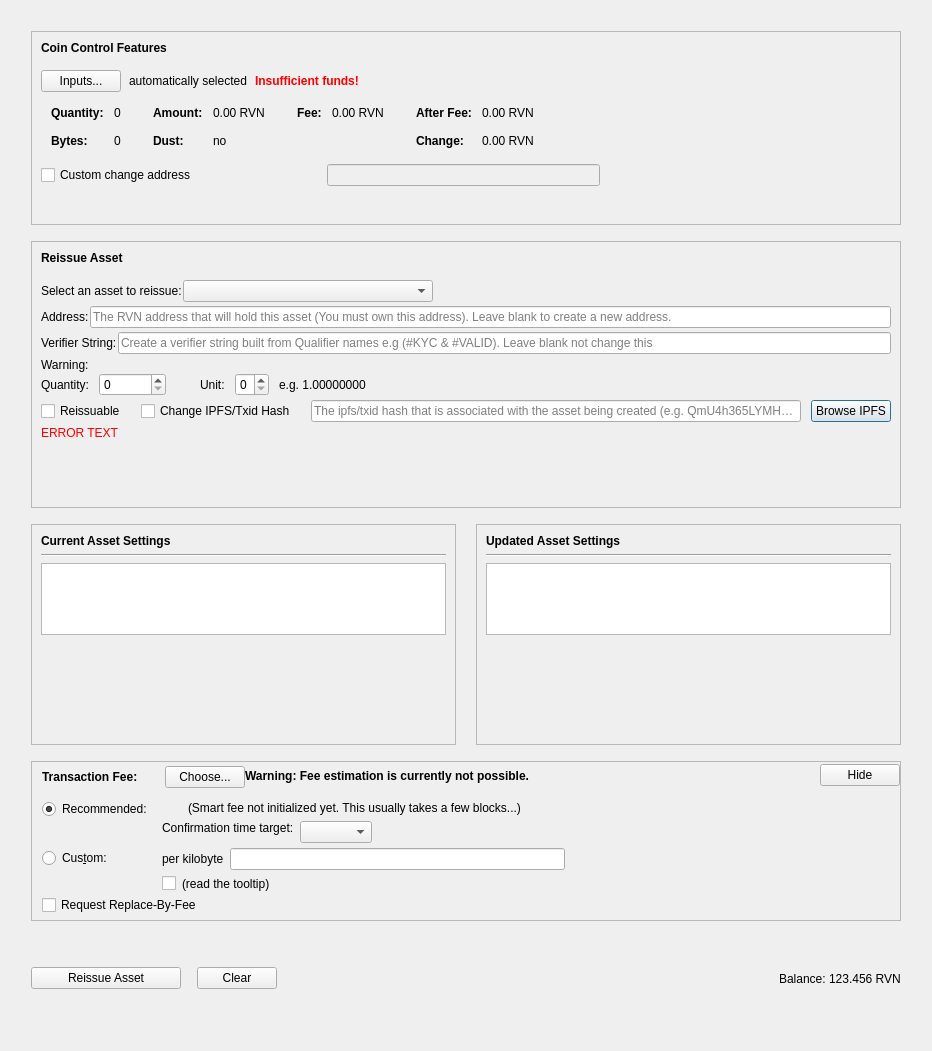
The window that src/qt/forms/reissueassetdialog.ui (m1126503-spec/MOG-Core) describes before a commit, drawn with Qt 5.
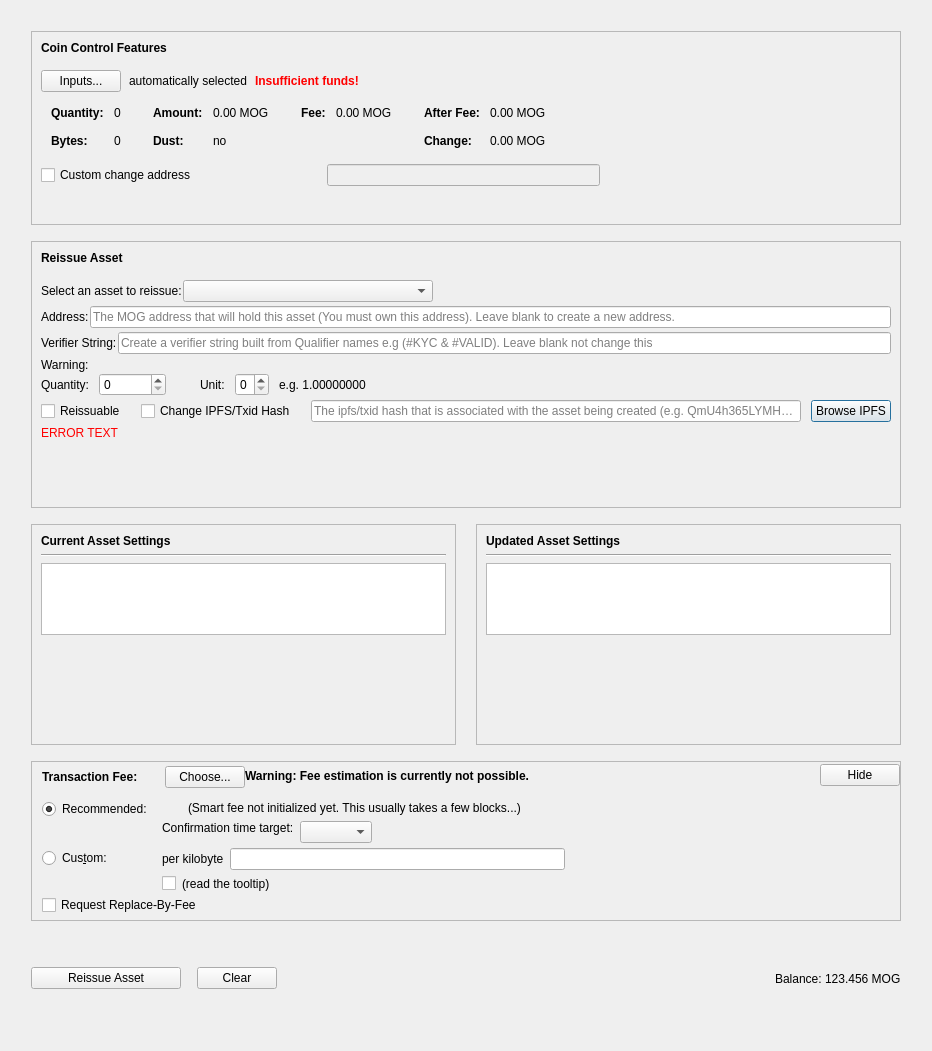
The same window after the commit. Custom widgets are drawn as their Qt base class.

```diff
--- a/src/qt/forms/reissueassetdialog.ui
+++ b/src/qt/forms/reissueassetdialog.ui
@@ -338,7 +338,7 @@
                     <enum>Qt::ActionsContextMenu</enum>
                    </property>
                    <property name="text">
-                    <string notr="true">0.00 RVN</string>
+                    <string notr="true">0.00 MOG</string>
                    </property>
                    <property name="textInteractionFlags">
                     <set>Qt::LinksAccessibleByMouse|Qt::TextSelectableByKeyboard|Qt::TextSelectableByMouse</set>
@@ -418,7 +418,7 @@
                     <enum>Qt::ActionsContextMenu</enum>
                    </property>
                    <property name="text">
-                    <string notr="true">0.00 RVN</string>
+                    <string notr="true">0.00 MOG</string>
                    </property>
                    <property name="textInteractionFlags">
                     <set>Qt::LinksAccessibleByMouse|Qt::TextSelectableByKeyboard|Qt::TextSelectableByMouse</set>
@@ -469,7 +469,7 @@
                     <enum>Qt::ActionsContextMenu</enum>
                    </property>
                    <property name="text">
-                    <string notr="true">0.00 RVN</string>
+                    <string notr="true">0.00 MOG</string>
                    </property>
                    <property name="textInteractionFlags">
                     <set>Qt::LinksAccessibleByMouse|Qt::TextSelectableByKeyboard|Qt::TextSelectableByMouse</set>
@@ -498,7 +498,7 @@
                     <enum>Qt::ActionsContextMenu</enum>
                    </property>
                    <property name="text">
-                    <string notr="true">0.00 RVN</string>
+                    <string notr="true">0.00 MOG</string>
                    </property>
                    <property name="textInteractionFlags">
                     <set>Qt::LinksAccessibleByMouse|Qt::TextSelectableByKeyboard|Qt::TextSelectableByMouse</set>
@@ -750,7 +750,7 @@
                <string/>
               </property>
               <property name="placeholderText">
-               <string>The RVN address that will hold this asset (You must own this address). Leave blank to create a new address.</string>
+               <string>The MOG address that will hold this asset (You must own this address). Leave blank to create a new address.</string>
               </property>
              </widget>
             </item>
@@ -1714,7 +1714,7 @@
          <item>
           <widget class="QLabel" name="labelBalance">
            <property name="text">
-            <string>123.456 RVN</string>
+            <string>123.456 MOG</string>
            </property>
           </widget>
          </item>
```
Left out of the diff: 4 changed lines with no effect on the pictures.
